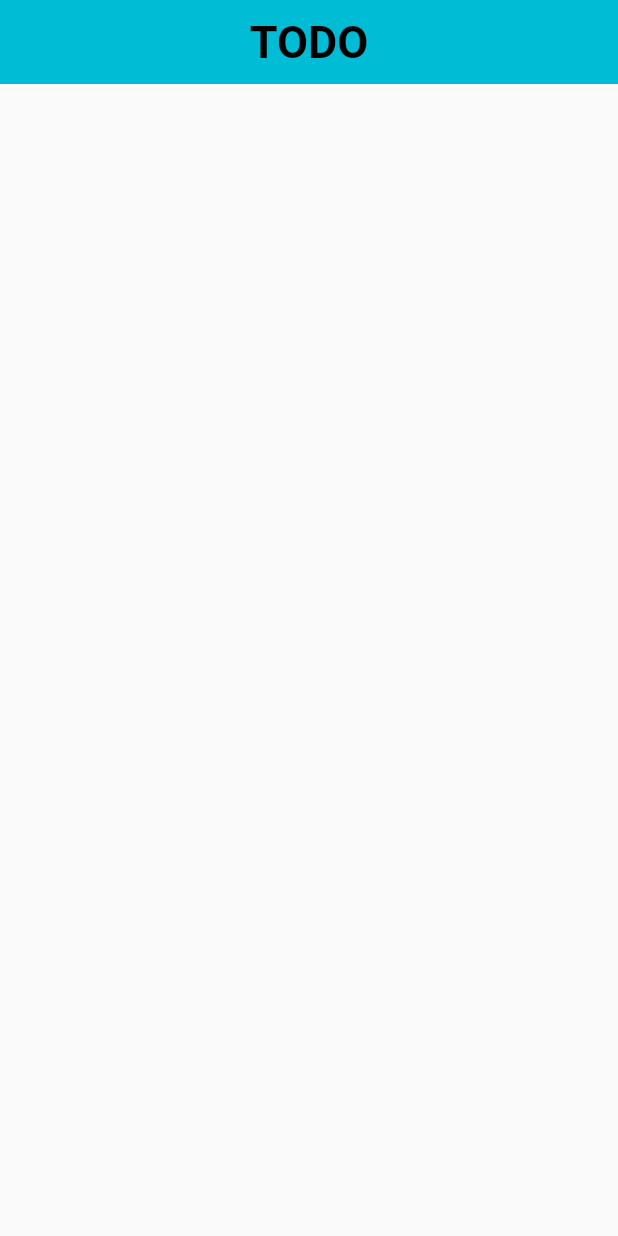
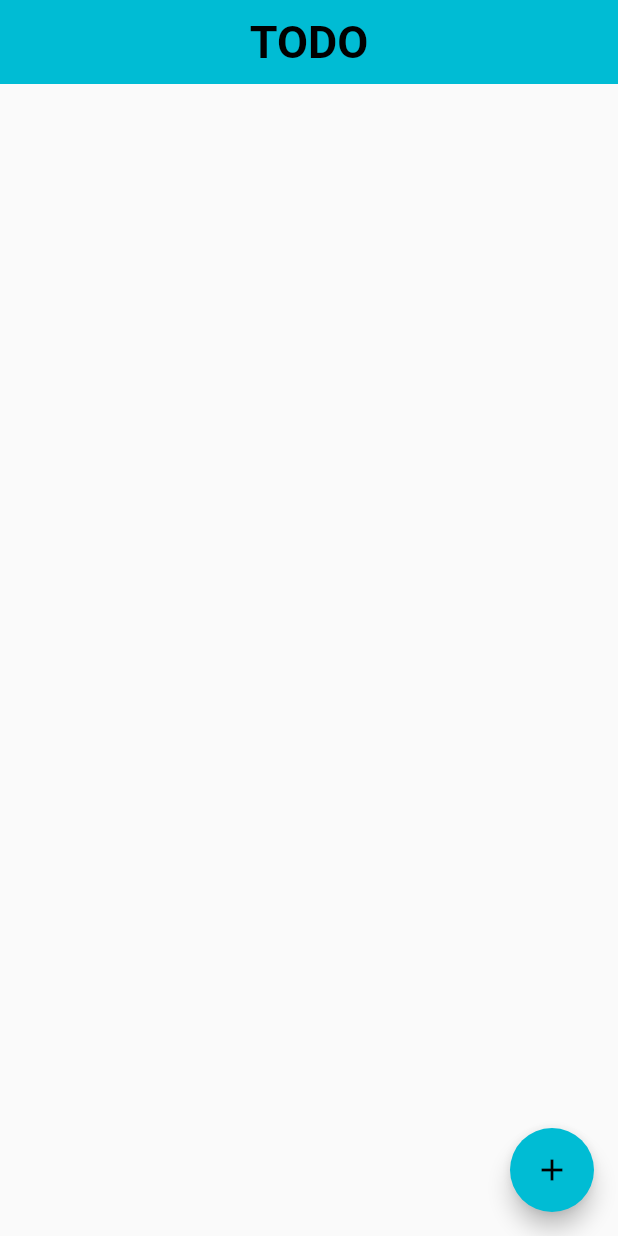
Before and after one commit to lohithd20ca047/TodoApp, a Flutter app: the screen it shows after launch, on a phone screen of 412 x 824 dp. Run offline on Flutter 3.47's test engine with Material 2 defaults, Android fonts, the phone set to English and light mode, and no system bars.

Commit message:
Correct code

```diff
--- a/lib/View/home_page.dart
+++ /dev/null
@@ -1,20 +0,0 @@
-import 'package:flutter/material.dart';
-
-class HomePage extends StatefulWidget {
-  const HomePage({ Key? key }) : super(key: key);
-
-  @override
-  _HomePageState createState() => _HomePageState();
-}
-
-class _HomePageState extends State<HomePage> {
-  @override
-  Widget build(BuildContext context) {
-    return Scaffold(
-      appBar: AppBar(
-        title: const Center(child: Text('TODO',style: TextStyle(fontSize: 30,fontWeight: FontWeight.bold))),elevation: 0,
-      ),
-      body: Container(),
-    );
-  }
-}
--- a/lib/View/todo_app.dart
+++ b/lib/View/todo_app.dart
@@ -1,6 +1,5 @@
 import 'package:flutter/material.dart';
-
-import 'home_page.dart';
+import 'todo_categories_page.dart';
 
 class TodoApp extends StatelessWidget {
   const TodoApp({Key? key}) : super(key: key);
@@ -10,7 +9,7 @@ class TodoApp extends StatelessWidget {
     return MaterialApp(
       theme: ThemeData(primarySwatch: Colors.cyan),
       debugShowCheckedModeBanner: false,
-      home: const HomePage(),
+      home: const TodoCategories(),
     );
   }
 }
--- /dev/null
+++ b/lib/View/todo_categories_page.dart
@@ -0,0 +1,75 @@
+import 'package:flutter/material.dart';
+import 'package:work_space/service/todo_category_service.dart';
+import 'package:work_space/view/todo_view.dart';
+
+class TodoCategories extends StatefulWidget {
+  const TodoCategories({Key? key}) : super(key: key);
+
+  @override
+  _TodoCategoriesState createState() => _TodoCategoriesState();
+}
+
+class _TodoCategoriesState extends State<TodoCategories> {
+  @override
+  Widget build(BuildContext context) {
+    return Scaffold(
+        appBar: AppBar(
+          title: const Center(child: Text('TODO', style: TextStyle(fontSize: 30, fontWeight: FontWeight.bold))),
+          elevation: 0,
+        ),
+        body: getAllCategoriesWidget(),
+        floatingActionButton: FloatingActionButton(
+          onPressed: addCategoryItem,
+          child: const Icon(Icons.add),
+        ));
+  }
+
+  void addCategoryItem() async{
+    await addCategory('physical fitness');
+    setState(() {
+
+    });
+  }
+
+  Widget getAllCategoriesWidget() {
+    return FutureBuilder(
+      future: getAllCategories(),
+      builder: (context, snapshot) {
+        if (snapshot.hasData == false) {
+          return const Center(
+            child: CircularProgressIndicator(),
+          );
+        }
+
+        return getAllCategoriesWidgets(snapshot.data!);
+      },
+    );
+  }
+
+  Widget getAllCategoriesWidgets(List<String> categories) {
+    return ListView.builder(
+      itemCount: categories.length,
+      itemBuilder: (context, index) {
+        var category = categories[index];
+        return ListTile(
+          leading: const Icon(Icons.check_box),
+          title: Text(
+            category,
+            style: const TextStyle(fontSize: 15),
+          ),
+          onLongPress: () async{
+            await deleteCategory(category);
+            setState(() {
+
+            });
+          },
+          onTap: () {
+            Navigator.push(context, MaterialPageRoute(builder: (context) {
+              return TodoView(category: category);
+            },));
+          },
+        );
+      },
+    );
+  }
+}
--- a/lib/View/work_sapce.dart
+++ /dev/null
@@ -1,15 +0,0 @@
-import 'package:flutter/material.dart';
-
-import 'home_page.dart';
-
-class WorkSapce extends StatelessWidget {
-  const WorkSapce({Key? key}) : super(key: key);
-
-  @override
-  Widget build(BuildContext context) {
-    return MaterialApp(
-        theme: ThemeData(primarySwatch: Colors.amber),
-        debugShowCheckedModeBanner: false,
-        home: HomePage());
-  }
-}
--- /dev/null
+++ b/lib/file_handling/common.dart
@@ -0,0 +1,6 @@
+import 'package:path_provider/path_provider.dart';
+
+Future<String> getTodoDirectoryName() async {
+  var dir = await getApplicationDocumentsDirectory();
+  return dir.path;
+}
--- a/lib/service/crud_service.dart
+++ b/lib/service/crud_service.dart
@@ -1,4 +1,4 @@
-import '../file_hnadling/read_write_file.dart';
+import '../file_handling/read_write_file.dart';
 import '../model/todo_category.dart';
 
 Future addCategory(TodoCategories category) async {
```
Also changed, not shown: lib/View/todo_view.dart (added, +72 -0 lines), lib/data/homeWork.json (added, +25 -0 lines), lib/data/personal.json (added, +25 -0 lines), lib/file_handling/catrgory_file_handling.dart (added, +39 -0 lines), lib/file_handling/todo_file_handline.dart (added, +39 -0 lines), lib/model/todo_category_item.dart (+8 -8 lines), lib/service/todo_category_service.dart (added, +22 -0 lines), lib/service/todo_service.dart (added, +22 -0 lines), lib/data/college.json (renamed from lib/data/todo_items.json), lib/file_handling/read_write_file.dart (renamed from lib/file_hnadling/read_write_file.dart), lib/main.dart (line endings or trailing spaces).
